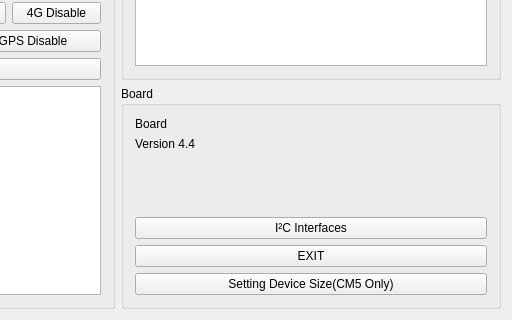
Above: mainwindow.ui from Chipsee/hardwaretest before the change; both pictures show x 595 to 1107 and y 605 to 925 of the 1107 by 925 pixel window. Below: the same form after it.
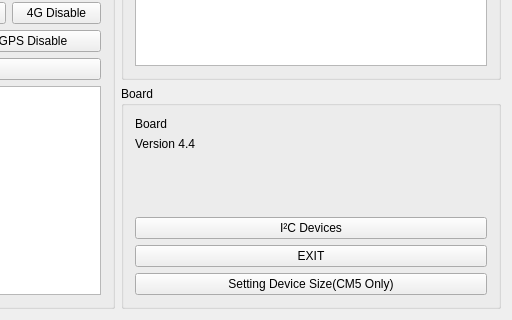
That is the form after the change.

Commit message: List devices on NVIDIA I2C buses 7 and 1

What changed in the file:
```diff
--- a/mainwindow.ui
+++ b/mainwindow.ui
@@ -1351,7 +1351,7 @@
          <item>
           <widget class="QPushButton" name="pushButton_i2cInfo">
            <property name="text">
-            <string>I²C Interfaces</string>
+            <string>I²C Devices</string>
            </property>
           </widget>
          </item>
```
The commit also changes 2 other files.
